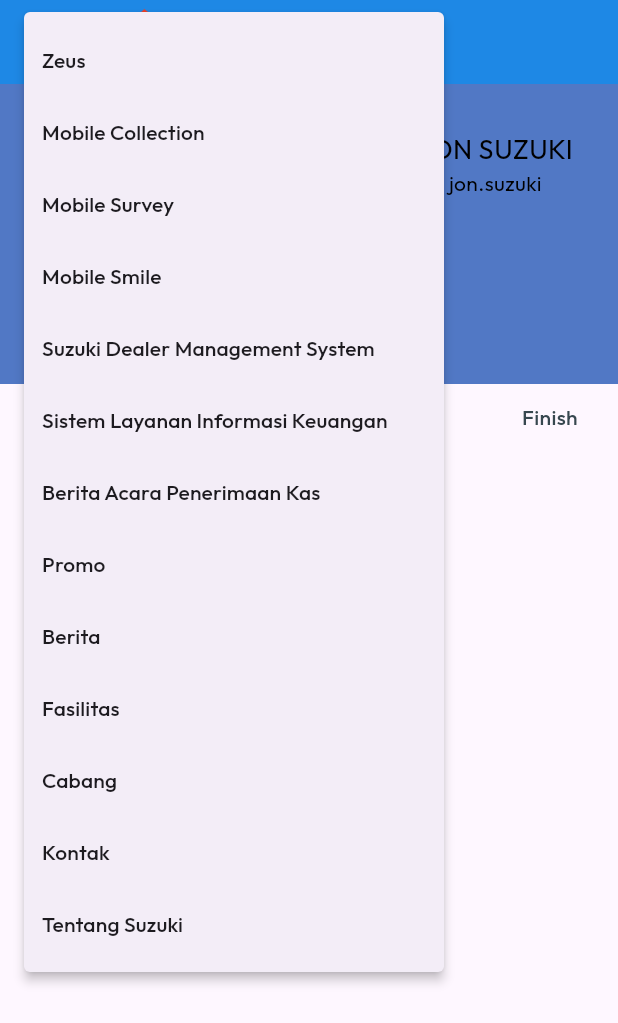
After one commit to suzukifinanceindoensia/sufi-one, a Flutter app: the MobileSurveyPage screen opened directly, after a tap on the "menu" icon, on a phone screen of 412 x 824 dp. The commit adds this screen. Shown: the top 1023 px of the screen. Run offline on Flutter 3.47's test engine with Material 3 defaults, Android fonts, the phone set to English and light mode, and no system bars; our stand-ins replace geolocator, get, google_fonts, logger; missing offline and left inert: installed_apps, onesignal_flutter.

Commit message:
rebase branch feature/zeus (2)

```diff
--- /dev/null
+++ b/lib/app/modules/public/widgets/appbar.dart
@@ -0,0 +1,96 @@
+import 'package:flutter/material.dart';
+import 'package:sufi_one/app/theme/fontstyle.dart';
+import 'package:get/get.dart';
+
+class SuzukiFinanceAppBar extends StatelessWidget implements PreferredSizeWidget{
+  const SuzukiFinanceAppBar({super.key, this.title = const Text('Register')});
+
+  final Widget title;
+
+  @override
+  Widget build(BuildContext context) {
+    return AppBar(
+      backgroundColor: Colors.blue[600],
+      centerTitle: false,
+      toolbarHeight: 50,
+      automaticallyImplyLeading: false,
+      title: Row(
+          children: [
+            // Dropdown menu
+            PopupMenuButton<String>(
+              icon: Icon(Icons.menu, color: Colors.white),
+              onSelected: (value) {
+                //print('Menu dipilih: $value');
+                // Tambahkan aksi berdasarkan menu yang dipilih
+                if (value == 'Mobile Collection') {
+                  //print('Navigating to Mobile Collection');
+                  Get.toNamed('/public/mobile_collection');
+                }
+                else if (value == 'Mobile Survey') {
+                  //print('Navigating to Mobile Collection');
+                  Get.toNamed('/public/mobile_survey');
+                }
+              },
+              itemBuilder:
+                  (BuildContext context) => [
+                    PopupMenuItem(value: 'Zeus', child: Text('Zeus')),
+                    PopupMenuItem(
+                      value: 'Mobile Collection',
+                      child: Text('Mobile Collection'),
+                    ),
+                    PopupMenuItem(
+                      value: 'Mobile Survey',
+                      child: Text('Mobile Survey'),
+                    ),
+                    PopupMenuItem(
+                      value: 'Mobile Smile',
+                      child: Text('Mobile Smile'),
+                    ),
+                    PopupMenuItem(
+                      value: 'SDMS',
+                      child: Text('Suzuki Dealer Management System'),
+                    ),
+                    PopupMenuItem(
+                      value: 'SLIK',
+                      child: Text('Sistem Layanan Informasi Keuangan'),
+                    ),
+                    PopupMenuItem(
+                      value: 'BAPK',
+                      child: Text('Berita Acara Penerimaan Kas'),
+                    ),
+                    PopupMenuItem(value: 'Promo', child: Text('Promo')),
+                    PopupMenuItem(value: 'Berita', child: Text('Berita')),
+                    PopupMenuItem(value: 'Fasilitas', child: Text('Fasilitas')),
+                    PopupMenuItem(value: 'Cabang', child: Text('Cabang')),
+                    PopupMenuItem(value: 'Kontak', child: Text('Kontak')),
+                    PopupMenuItem(
+                      value: 'Tentang Suzuki',
+                      child: Text('Tentang Suzuki'),
+                    ),
+                  ],
+            ),
+            SizedBox(width: 12),
+
+            // Logo Suzuki
+            Image.asset(
+              'res/images/logo_suzuki.png', // Ganti dengan logo Suzuki kamu
+              height: 40,
+            ),
+            SizedBox(width: 12),
+
+            // Judul
+            Column(
+              crossAxisAlignment: CrossAxisAlignment.start,
+              children: [
+              Text("Suzuki Finance",style: AppTextStyles.appBar),
+              Text( 'Kredit Resmi Suzuki',style: AppTextStyles.appBarSmall,),
+              ],
+            ),
+          ],
+        ),
+    );
+  }
+
+  @override
+  Size get preferredSize => const Size.fromHeight(kToolbarHeight);
+}
--- /dev/null
+++ b/lib/app/modules/public/widgets/appbarWObutton.dart
@@ -0,0 +1,39 @@
+import 'package:flutter/material.dart';
+import 'package:sufi_one/app/theme/fontstyle.dart';
+
+class SuzukiFinanceAppBarWObutton extends StatelessWidget implements PreferredSizeWidget{
+  const SuzukiFinanceAppBarWObutton({super.key, this.title = const Text('Register')});
+
+  final Widget title;
+
+  @override
+  Widget build(BuildContext context) {
+    return AppBar(
+      backgroundColor: Colors.blue[600],
+      centerTitle: false,
+      toolbarHeight: 50,
+      automaticallyImplyLeading: false,
+      title: Row(
+        children: [
+          // Logo Suzuki
+          Image.asset(
+            'res/images/logo_suzuki.png', // Ganti dengan logo Suzuki kamu
+            height: 40,
+          ),
+          const SizedBox(width: 12),
+          // Judul
+          Column(
+            crossAxisAlignment: CrossAxisAlignment.start,
+            children: [
+              Text("Suzuki Finance",style: AppTextStyles.appBar),
+              Text( 'Kredit Resmi Suzuki',style: AppTextStyles.appBarSmall,),
+            ],
+          ),
+        ]
+    ),
+    );
+  }
+
+  @override
+  Size get preferredSize => const Size.fromHeight(kToolbarHeight);
+}
--- /dev/null
+++ b/lib/app/modules/survey/views/mobile_survey_view.dart
@@ -0,0 +1,49 @@
+import 'package:flutter/material.dart';
+import 'package:sufi_one/app/modules/public/widgets/appbar.dart';
+import 'package:sufi_one/app/modules/survey/views/testing_uiux.dart';
+import 'package:sufi_one/app/theme/color_constant.dart';
+import 'package:sufi_one/app/theme/fontstyle.dart';
+
+class MobileSurveyPage extends StatelessWidget {
+  const MobileSurveyPage({super.key});
+  //final
+  @override
+  Widget build(BuildContext context) {
+    return Scaffold(
+      appBar: SuzukiFinanceAppBar(),
+      body: SingleChildScrollView(
+        child: Column(
+          children: [
+            FractionallySizedBox(
+              widthFactor: 1,
+              child: Container(
+                height: 200,
+                padding: EdgeInsets.all(30),
+                child: Row(
+                  children: [
+                    Image.asset(
+                      'res/images/logo_suzuki.png', // Ganti dengan logo Suzuki kamu
+                      height: 120,
+                    ),
+                    Expanded(child: SizedBox()),
+                    Column(
+                      mainAxisAlignment: MainAxisAlignment.start,
+                      children: [
+                        Text("JON SUZUKI", style: AppTextStyles.bigBody,),
+                        Text("jon.suzuki", style: AppTextStyles.medBody,)
+                      ],
+                    ),
+                  ],
+
+                ),
+                color: AppColors.splashStart,
+              )
+            ),
+            SizedBox(height: 10,),
+            UnderlinedTextButtons()
+          ],
+        ),
+      ),
+    );
+  }
+}
--- /dev/null
+++ b/lib/app/modules/survey/views/testing_uiux.dart
@@ -0,0 +1,54 @@
+import 'package:flutter/material.dart';
+
+class UnderlinedTextButtons extends StatefulWidget {
+  const UnderlinedTextButtons({super.key});
+
+  @override
+  State<UnderlinedTextButtons> createState() => _UnderlinedTextButtonsState();
+}
+
+class _UnderlinedTextButtonsState extends State<UnderlinedTextButtons> {
+  int _selectedIndex = 0;
+  final List<String> _buttonLabels = ['New Task', 'Process', 'Upload', 'Finish'];
+
+  @override
+  Widget build(BuildContext context) {
+    return Row(
+      mainAxisAlignment: MainAxisAlignment.spaceAround,
+      children: _buttonLabels.asMap().entries.map((entry) {
+        final int index = entry.key;
+        final String label = entry.value;
+        final bool isActive = _selectedIndex == index;
+
+        return GestureDetector(
+          onTap: () {
+            setState(() {
+              _selectedIndex = index;
+              //print('Button "$label" pressed');
+            });
+          },
+          child: Column(
+            mainAxisSize: MainAxisSize.min,
+            crossAxisAlignment: CrossAxisAlignment.center,
+            children: [
+              Text(
+                label,
+                style: TextStyle(
+                  fontWeight: FontWeight.w500,
+                  color: Colors.blueGrey[800], // Adjust color as needed
+                ),
+              ),
+              if (isActive) // Show underline only for the active button
+                Container(
+                  height: 2,
+                  width: label.length * 8.0, // Adjust width based on text length
+                  color: Colors.blueAccent, // Underline color
+                  margin: const EdgeInsets.only(top: 2),
+                ),
+            ],
+          ),
+        );
+      }).toList(),
+    );
+  }
+}
--- a/lib/app/routes/app_routes.dart
+++ b/lib/app/routes/app_routes.dart
@@ -3,6 +3,7 @@ import 'package:sufi_one/app/modules/public/bindings/forgot_password_binding.dar
 import 'package:sufi_one/app/modules/public/bindings/login_binding.dart';
 import 'package:sufi_one/app/modules/public/bindings/register_binding.dart';
 import 'package:sufi_one/app/modules/public/views/forgot_password_view.dart';
+import 'package:sufi_one/app/modules/survey/views/mobile_survey_view.dart';
 import 'package:sufi_one/app/modules/public/views/home_view.dart';
 import 'package:sufi_one/app/modules/public/views/homepage_cust_view.dart';
 import 'package:sufi_one/app/modules/public/views/login_view.dart';
@@ -19,6 +20,7 @@ class AppRoutes {
   static const publicHome = '/public/home';
   static const homepageCust = '/public/homepage_cust_view';
   static const mobileCollection = '/public/mobile_collection';
+  static const mobileSurvey = '/public/mobile_survey';
   static const catalog = '/public/catalog';
   static const login = '/public/login';
   static const register = '/public/register';
--- a/lib/app/theme/fontstyle.dart
+++ b/lib/app/theme/fontstyle.dart
@@ -25,6 +25,11 @@ class AppTextStyles {
   );
   static final TextStyle appBar = GoogleFonts.bigshotOne(
     fontSize: 18,
+    fontWeight: FontWeight.bold,
+    color: Colors.white,
+  );
+  static final TextStyle appBarSmall = GoogleFonts.bigshotOne(
+    fontSize: 14,
     fontWeight: FontWeight.bold,
     color: Colors.white,
   );
```
